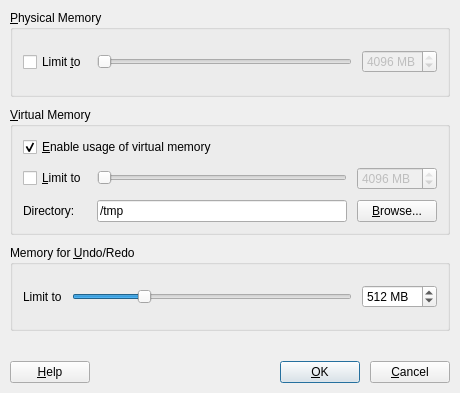
Before: the Qt Designer form plugins/memory/MemDlg.ui in KDE/kwave, drawn with Qt 5.
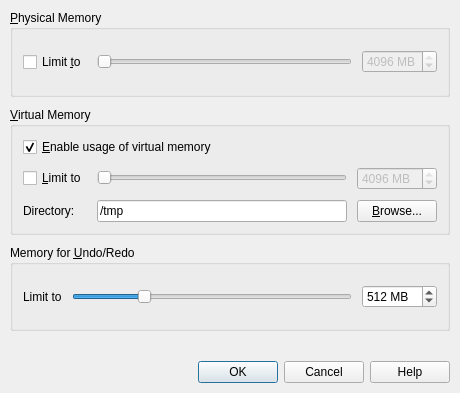
After: the same form once the commit is applied. Custom widgets are drawn as their Qt base class.

Commit message: using KDE standard buttons in dialogs, updated all .ui files

```diff
--- a/plugins/memory/MemDlg.ui
+++ b/plugins/memory/MemDlg.ui
@@ -317,51 +317,9 @@
       <number>0</number>
      </property>
      <item>
-      <widget class="KPushButton" name="btHelp">
-       <property name="sizePolicy">
-        <sizepolicy hsizetype="Minimum" vsizetype="Fixed">
-         <horstretch>0</horstretch>
-         <verstretch>0</verstretch>
-        </sizepolicy>
-       </property>
-       <property name="text">
-        <string>&amp;Help</string>
-       </property>
-       <property name="shortcut">
-        <string>Alt+H</string>
-       </property>
-      </widget>
-     </item>
-     <item>
-      <spacer>
-       <property name="orientation">
-        <enum>Qt::Horizontal</enum>
-       </property>
-       <property name="sizeType">
-        <enum>QSizePolicy::MinimumExpanding</enum>
-       </property>
-       <property name="sizeHint" stdset="0">
-        <size>
-         <width>20</width>
-         <height>20</height>
-        </size>
-       </property>
-      </spacer>
-     </item>
-     <item>
-      <widget class="KPushButton" name="btOK">
-       <property name="text">
-        <string>&amp;OK</string>
-       </property>
-       <property name="default">
-        <bool>true</bool>
-       </property>
-      </widget>
-     </item>
-     <item>
-      <widget class="KPushButton" name="btCancel">
-       <property name="text">
-        <string>&amp;Cancel</string>
+      <widget class="KDialogButtonBox" name="buttonBox">
+       <property name="standardButtons">
+        <set>QDialogButtonBox::Cancel|QDialogButtonBox::Help|QDialogButtonBox::Ok</set>
        </property>
       </widget>
      </item>
@@ -371,6 +329,11 @@
  </widget>
  <layoutdefault spacing="10" margin="10"/>
  <customwidgets>
+  <customwidget>
+   <class>KDialogButtonBox</class>
+   <extends>QDialogButtonBox</extends>
+   <header>kdialogbuttonbox.h</header>
+  </customwidget>
   <customwidget>
    <class>KLineEdit</class>
    <extends>QLineEdit</extends>
```
Left out of the diff: 107 changed lines with no effect on the pictures. The commit also changes 28 other files.
